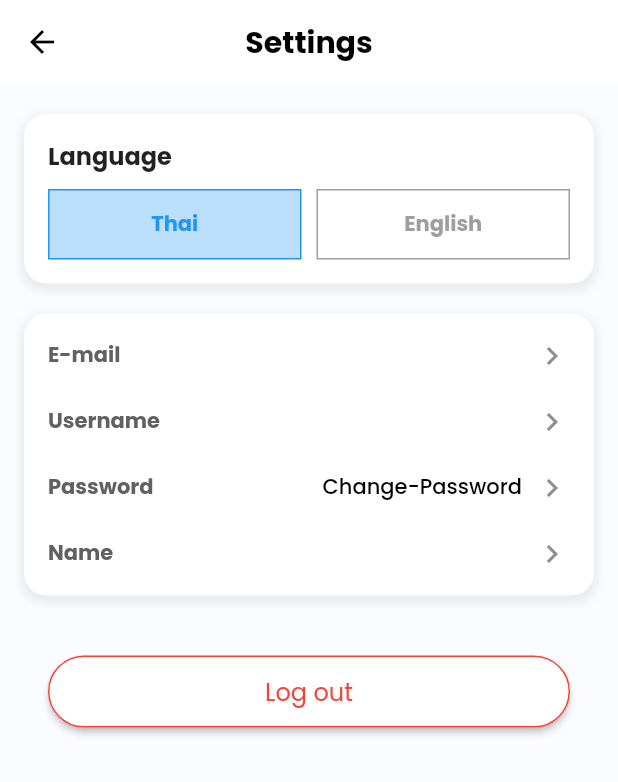
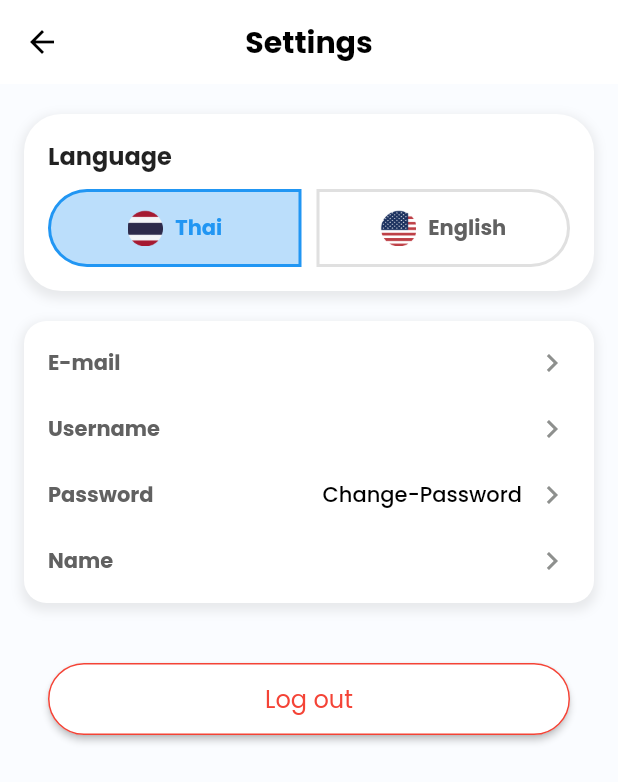
Before and after one commit to ponkrit-r1/flutter, a Flutter app: the AccountSettingPage screen opened by its route, on a phone screen of 412 x 824 dp. Shown: the top 782 px of the screen. Run offline on Flutter 3.47's test engine with Material 3 defaults, Android fonts, the phone set to English and light mode, and no system bars; our stand-ins replace dio, dotted_border, email_validator, firebase_core, flutter_secure_storage, flutter_svg and 10 more; missing offline and left inert: easy_pdf_viewer; accounts and stored records are empty; generated files the repository leaves out were written again; network calls fail; statements that could not run were skipped.

Commit message:
updated language ' s button

```diff
--- a/lib/l10n/intl_en.arb
+++ b/lib/l10n/intl_en.arb
@@ -14,7 +14,7 @@
   "th": "Thai",
   "en": "English",
   "mypet": "My pets",
-"notification": "การแจ้งเตือน",
+  "notification": "การแจ้งเตือน",
   "article": "Articles",
   "shopnow": "Shop nows",
   "age": "Age",
--- a/lib/modules/settings/account_setting/account_setting_page.dart
+++ b/lib/modules/settings/account_setting/account_setting_page.dart
@@ -83,7 +83,7 @@ class _AccountSettingPageState extends State<AccountSettingPage> {
     padding: const EdgeInsets.all(16),
     decoration: BoxDecoration(
       color: Colors.white,
-        borderRadius: BorderRadius.circular(15),
+      borderRadius: BorderRadius.circular(25),
       boxShadow: [
         BoxShadow(
           color: Colors.grey.withOpacity(0.2),
@@ -98,14 +98,22 @@ class _AccountSettingPageState extends State<AccountSettingPage> {
       children: [
         Text(
           AppLocalizations.of(context)!.language,
-            style:const TextStyle(fontWeight: FontWeight.bold, fontSize: 16),
+          style: const TextStyle(fontWeight: FontWeight.bold, fontSize: 16),
         ),
         const SizedBox(height: 10),
         Row(
           children: [
-             _buildLanguageButton('th', AppLocalizations.of(context)!.th),
+            _buildLanguageButton(
+              'th',
+              AppLocalizations.of(context)!.th,
+              "assets/icons/th.png", // พาธไปที่รูปไอคอนธงไทย
+            ),
             const SizedBox(width: 10),
-            _buildLanguageButton('en', AppLocalizations.of(context)!.en),
+            _buildLanguageButton(
+              'en',
+              AppLocalizations.of(context)!.en,
+              'assets/icons/en.png', // พาธไปที่รูปไอคอนธงอเมริกา
+            ),
           ],
         ),
       ],
@@ -113,27 +121,72 @@ class _AccountSettingPageState extends State<AccountSettingPage> {
   );
 }
 
-    Widget _buildLanguageButton(String language, String label) {
+Widget _buildLanguageButton(String language, String label, String iconPath) {
   final isActive = _selectedLanguage == language;
+
   return Expanded(
     child: GestureDetector(
       onTap: () => _saveLanguagePreference(language),
       child: Container(
-          padding: const EdgeInsets.symmetric(vertical: 12),
+        padding: const EdgeInsets.symmetric(vertical: 12, horizontal: 8),
         decoration: BoxDecoration(
           color: isActive ? Colors.blue.shade100 : Colors.white,
-            border: Border.all(color: isActive ? Colors.blue : Colors.grey),
+          borderRadius: BorderRadius.only(
+            topLeft: Radius.circular(language == 'th' ? 30 : 0),
+            bottomLeft: Radius.circular(language == 'th' ? 30 : 0),
+            topRight: Radius.circular(language == 'en' ? 30 : 0),
+            bottomRight: Radius.circular(language == 'en' ? 30 : 0),
           ),
-          child: Center(
-            child: Text(label,
+          border: Border.all(
+            color: isActive ? Colors.blue : Colors.grey.shade300,
+            width: 2,
+          ),
+        ),
+        child: Row(
+          mainAxisAlignment: MainAxisAlignment.center,
+          children: [
+            Image.asset(
+              iconPath,
+              width: 24,
+              height: 24,
+            ),
+            const SizedBox(width: 8),
+            Text(
+              label,
               style: TextStyle(
                 fontWeight: FontWeight.bold,
-                    color: isActive ? Colors.blue : Colors.grey)),
+                color: isActive ? Colors.blue : Colors.grey.shade700,
+              ),
+            ),
+          ],
         ),
       ),
     ),
   );
 }
+
+
+  //   Widget _buildLanguageButton(String language, String label) {
+  //   final isActive = _selectedLanguage == language;
+  //   return Expanded(
+  //     child: GestureDetector(
+  //       onTap: () => _saveLanguagePreference(language),
+  //       child: Container(
+  //         padding: const EdgeInsets.symmetric(vertical: 12),
+  //         decoration: BoxDecoration(
+  //           color: isActive ? Colors.blue.shade100 : Colors.white,
+  //           border: Border.all(color: isActive ? Colors.blue : Colors.grey),
+  //         ),
+  //         child: Center(
+  //           child: Text(label,
+  //               style: TextStyle(
+  //                   fontWeight: FontWeight.bold,
+  //                   color: isActive ? Colors.blue : Colors.grey)),
+  //         ),
+  //       ),
+  //     ),
+  //   );
+  // }
 
   Widget _buildAccountSection(AccountSettingController controller) {
     return Container(
```
Lines whose indentation alone changed are shown as unchanged.
